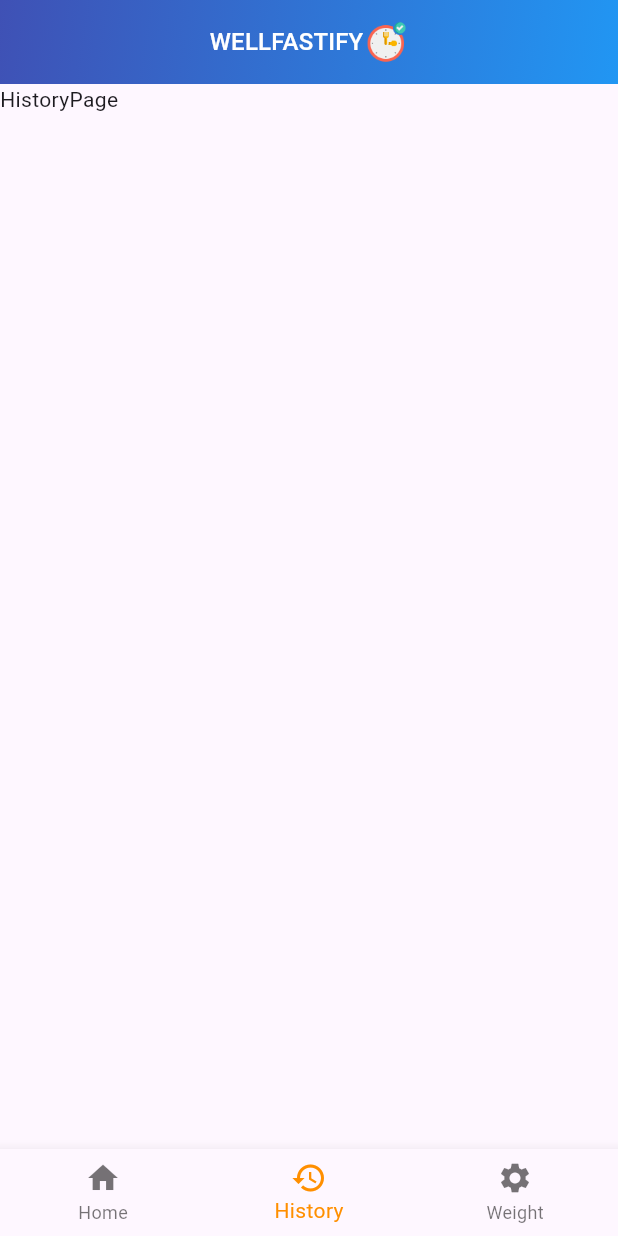
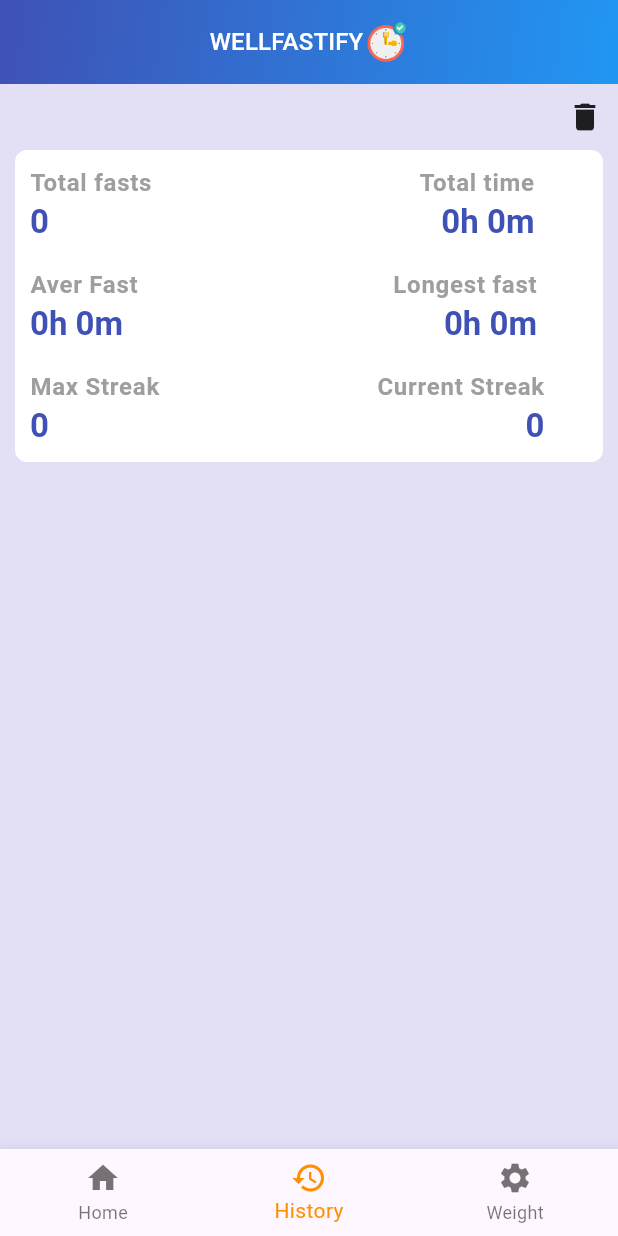
Before and after one commit to inaudy/wellfastify, a Flutter app: the screen it shows after launch, item 2 of the bottom bar chosen, on a phone screen of 412 x 824 dp. Run offline on Flutter 3.47's test engine with Material 3 defaults, Android fonts, the light colour scheme and no system bars; our stand-ins replace flutter_bloc, go_router, google_fonts, sqflite; accounts and stored records are empty.

Commit message:
history sqlite added

```diff
--- a/lib/blocs/clock/clock_event.dart
+++ b/lib/blocs/clock/clock_event.dart
@@ -27,7 +27,6 @@
 class StartedClock extends ClockEvent {
   final int duration;
   final int elapsed;
-
   const StartedClock(this.duration, {required this.elapsed});
 }
 
--- a/lib/blocs/crud/crud_bloc.dart
+++ b/lib/blocs/crud/crud_bloc.dart
@@ -1,10 +1,75 @@
-import 'package:flutter/material.dart';
+import 'dart:async';
 import 'package:flutter_bloc/flutter_bloc.dart';
+import 'package:wellfastify/models/fasting_model.dart';
+import 'package:wellfastify/services/db_service.dart';
 part 'crud_event.dart';
 part 'crud_state.dart';
 
 class CrudBloc extends Bloc<CrudEvent, CrudState> {
-  CrudBloc() : super(CrudInitial()) {
-    on<CrudEvent>((event, emit) {});
+  final DBService dbService;
+
+  CrudBloc({required this.dbService}) : super(CrudInitial()) {
+    on<CreateFasting>(_onCreateFasting);
+    on<UpdateFasting>(_onUpdateFasting);
+    on<DeleteFasting>(_onDeleteFasting);
+    on<DeleteAll>(_onDeleteAll);
+    on<LoadFastingData>(_onLoadFastingData);
+  }
+
+  void _onCreateFasting(CreateFasting event, Emitter<CrudState> emit) async {
+    emit(CrudLoading());
+    try {
+      await dbService.insertFasting(event.fasting);
+      emit(CrudOperationSuccess());
+    } catch (e) {
+      emit(CrudError('Failed to create fasting entry'));
+    }
+  }
+
+  void _onUpdateFasting(UpdateFasting event, Emitter<CrudState> emit) async {
+    emit(CrudLoading());
+    try {
+      await dbService.deleteFasting(event.id); // Delete old entry
+      await dbService
+          .insertFasting(event.updatedFasting); // Insert updated entry
+      emit(CrudOperationSuccess());
+    } catch (e) {
+      emit(CrudError('Failed to update fasting entry'));
+    }
+  }
+
+  void _onDeleteFasting(DeleteFasting event, Emitter<CrudState> emit) async {
+    emit(CrudLoading());
+    try {
+      await dbService.deleteFasting(event.id);
+      emit(CrudOperationSuccess());
+    } catch (e) {
+      emit(CrudError('Failed to delete fasting entry'));
+    }
+  }
+
+  void _onDeleteAll(DeleteAll event, Emitter<CrudState> emit) async {
+    try {
+      await dbService.deleteAllFastings();
+      emit(CrudOperationSuccess());
+    } catch (e) {
+      emit(CrudError('Failed to delete all datta'));
+    }
+  }
+
+  FutureOr<void> _onLoadFastingData(event, Emitter<CrudState> emit) async {
+    emit(CrudLoading());
+    try {
+      final totalFasts = await dbService.getTotalFasts();
+      final totalFastingTime = await dbService.getTotalFastingTime();
+      final averageFast = await dbService.getAverageFast();
+      final longestFastTime = await dbService.getLongestFast();
+      final maxStreak = await dbService.getMaxStreak();
+      final currentStreak = await dbService.getCurrentStreak();
+      emit(CrudLoaded(totalFasts, totalFastingTime, averageFast,
+          longestFastTime, maxStreak, currentStreak));
+    } catch (e) {
+      emit(CrudError('error loading data $e'));
+    }
   }
 }
--- a/lib/blocs/crud/crud_event.dart
+++ b/lib/blocs/crud/crud_event.dart
@@ -1,4 +1,26 @@
+// crud_event.dart
 part of 'crud_bloc.dart';
 
-@immutable
-sealed class CrudEvent {}
+abstract class CrudEvent {}
+
+class CreateFasting extends CrudEvent {
+  final Fasting fasting;
+  CreateFasting(this.fasting);
+}
+
+class UpdateFasting extends CrudEvent {
+  final int id;
+  final Fasting updatedFasting;
+  UpdateFasting(this.id, this.updatedFasting);
+}
+
+class DeleteFasting extends CrudEvent {
+  final int id;
+  DeleteFasting(this.id);
+}
+
+class DeleteAll extends CrudEvent {
+  DeleteAll();
+}
+
+class LoadFastingData extends CrudEvent {}
--- a/lib/blocs/crud/crud_state.dart
+++ b/lib/blocs/crud/crud_state.dart
@@ -1,6 +1,26 @@
+// crud_state.dart
 part of 'crud_bloc.dart';
 
-@immutable
-sealed class CrudState {}
+abstract class CrudState {}
 
-final class CrudInitial extends CrudState {}
+class CrudInitial extends CrudState {}
+
+class CrudLoading extends CrudState {}
+
+class CrudLoaded extends CrudState {
+  final int totalFasts;
+  final int totalFastingTime;
+  final int averageFast;
+  final int longestFastTime;
+  final int maxStreak;
+  final int currentStreak;
+  CrudLoaded(this.totalFasts, this.totalFastingTime, this.averageFast,
+      this.longestFastTime, this.maxStreak, this.currentStreak);
+}
+
+class CrudOperationSuccess extends CrudState {}
+
+class CrudError extends CrudState {
+  final String message;
+  CrudError(this.message);
+}
--- a/lib/main.dart
+++ b/lib/main.dart
@@ -1,4 +1,5 @@
 import 'package:wellfastify/blocs/clock/clock_bloc.dart';
+import 'package:wellfastify/blocs/crud/crud_bloc.dart';
 import 'package:wellfastify/blocs/navigation/bottom_nav_cubit.dart';
 import 'package:wellfastify/models/ticker.dart';
 import 'package:flutter/material.dart';
@@ -19,11 +20,13 @@
     return MultiBlocProvider(
       providers: [
         BlocProvider(
-          create: (_) =>
-              ClockBloc(ticker: const Ticker(), dbService: DBService()),
+          create: (_) => ClockBloc(ticker: Ticker(), dbService: DBService()),
         ),
         BlocProvider(
           create: (_) => BottomNavCubit(),
+        ),
+        BlocProvider(
+          create: (_) => CrudBloc(dbService: DBService()),
         ),
       ],
       child: MaterialApp.router(
--- a/lib/models/fasting_model.dart
+++ b/lib/models/fasting_model.dart
@@ -1,23 +1,33 @@
 class Fasting {
   int? id;
   DateTime startTime;
+  DateTime endTime;
   int fastingHours;
+  DateTime date;
 
-  Fasting({this.id, required this.startTime, required this.fastingHours});
+  Fasting(
+      {this.id,
+      required this.startTime,
+      required this.endTime,
+      required this.fastingHours,
+      required this.date});
 
   Map<String, dynamic> toMap() {
     return {
       'id': id,
       'startTime': startTime.toIso8601String(),
+      'endTime': endTime.toIso8601String(),
       'fastingHours': fastingHours,
+      'date': date.toIso8601String()
     };
   }
 
   factory Fasting.fromMap(Map<String, dynamic> map) {
     return Fasting(
-      id: map['id'],
-      startTime: DateTime.parse(map['startTime']),
-      fastingHours: map['fastingHours'],
-    );
+        id: map['id'],
+        startTime: DateTime.parse(map['startTime']),
+        endTime: DateTime.parse(map['endTime']),
+        fastingHours: map['fastingHours'],
+        date: DateTime.parse(map['date']));
   }
 }
--- a/lib/presentation/pages/history.dart
+++ b/lib/presentation/pages/history.dart
@@ -1,10 +1,168 @@
 import 'package:flutter/material.dart';
+import 'package:flutter_bloc/flutter_bloc.dart';
+import 'package:wellfastify/blocs/crud/crud_bloc.dart';
 
 class HistoryPage extends StatelessWidget {
   const HistoryPage({super.key});
 
   @override
   Widget build(BuildContext context) {
-    return const Text('HistoryPage');
+    int totalFasts;
+    int totalFastingTime;
+    int averageFast;
+    int longestFastTime;
+    int maxStreak;
+    int currentStreak;
+    context.read<CrudBloc>().add(LoadFastingData());
+
+    return Container(
+      color: const Color.fromARGB(36, 63, 81, 181),
+      child: BlocBuilder<CrudBloc, CrudState>(
+        builder: (context, state) {
+          if (state is CrudLoading) {
+            return const Center(child: CircularProgressIndicator());
+          }
+          if (state is CrudError) {
+            return Center(child: Text('Failed to load data: ${state.message}'));
+          }
+          // Once data is loaded, calculate and display it
+          if (state is CrudLoaded) {
+            totalFasts = state.totalFasts;
+            totalFastingTime = state.totalFastingTime;
+            averageFast = state.averageFast;
+            longestFastTime = state.longestFastTime;
+            maxStreak = state.maxStreak;
+            currentStreak = state.currentStreak;
+            return _buildStatistics(
+              context,
+              totalFasts,
+              totalFastingTime,
+              averageFast,
+              longestFastTime,
+              maxStreak,
+              currentStreak,
+            );
+          }
+
+          // Default to an empty container if no relevant state is detected
+          return Container();
+        },
+      ),
+    );
+  }
+
+  Widget _buildStatistics(
+    BuildContext context,
+    int totalFasts,
+    int totalFastingTime,
+    int averageFast,
+    int longestFastTime,
+    int maxStreak,
+    int currentStreak,
+  ) {
+    return Column(
+      children: [
+        Padding(
+          padding: const EdgeInsets.only(top: 10, right: 10),
+          child: Row(
+            mainAxisAlignment: MainAxisAlignment.end,
+            children: [
+              InkWell(
+                onTap: () {
+                  context.read<CrudBloc>().add(DeleteAll());
+                  context.read<CrudBloc>().add(LoadFastingData());
+                },
+                child: const Icon(Icons.delete),
+              ),
+            ],
+          ),
+        ),
+        Column(
+          children: [
+            Container(
+              margin: const EdgeInsets.all(10),
+              decoration: const BoxDecoration(
+                color: Colors.white,
+                borderRadius: BorderRadius.all(Radius.circular(8)),
+              ),
+              child: Padding(
+                padding: const EdgeInsets.all(10.0),
+                child: Column(
+                  children: [
+                    _buildStatRow(
+                        context,
+                        'Total fasts',
+                        '$totalFasts',
+                        'Total time',
+                        '${(totalFastingTime ~/ 3600)}h ${(totalFastingTime % 3600) ~/ 60}m'),
+                    const SizedBox(height: 16),
+                    _buildStatRow(
+                        context,
+                        'Aver Fast',
+                        '${averageFast ~/ 3600}h ${(averageFast % 3600) ~/ 60}m',
+                        'Longest fast',
+                        '${longestFastTime ~/ 3600}h ${(longestFastTime % 3600) ~/ 60}m'),
+                    const SizedBox(height: 16),
+                    _buildStatRow(context, 'Max Streak', '$maxStreak',
+                        'Current Streak', '$currentStreak'),
+                  ],
+                ),
+              ),
+            ),
+          ],
+        ),
+      ],
+    );
+  }
+
+  Widget _buildStatRow(BuildContext context, String label1, String value1,
+      String label2, String value2) {
+    return Row(
+      mainAxisAlignment: MainAxisAlignment.spaceBetween,
+      children: [
+        Column(
+          crossAxisAlignment: CrossAxisAlignment.start,
+          children: [
+            Text(
+              label1,
+              style: Theme.of(context)
+                  .textTheme
+                  .bodyLarge!
+                  .copyWith(color: Colors.grey, fontWeight: FontWeight.bold),
+            ),
+            Text(
+              value1,
+              style: Theme.of(context)
+                  .textTheme
+                  .titleLarge!
+                  .copyWith(fontWeight: FontWeight.bold, color: Colors.indigo),
+            ),
+          ],
+        ),
+        const Spacer(
+          flex: 5,
+        ),
+        Column(
+          crossAxisAlignment: CrossAxisAlignment.end,
+          children: [
+            Text(
+              label2,
+              style: Theme.of(context)
+                  .textTheme
+                  .bodyLarge!
+                  .copyWith(color: Colors.grey, fontWeight: FontWeight.bold),
+            ),
+            Text(
+              value2,
+              style: Theme.of(context)
+                  .textTheme
+                  .titleLarge!
+                  .copyWith(fontWeight: FontWeight.bold, color: Colors.indigo),
+            ),
+          ],
+        ),
+        const Spacer(),
+      ],
+    );
   }
 }
--- a/lib/presentation/pages/home.dart
+++ b/lib/presentation/pages/home.dart
@@ -1,7 +1,7 @@
 import 'package:wellfastify/blocs/clock/clock_bloc.dart';
 import 'package:wellfastify/presentation/theme_constants.dart';
 import 'package:wellfastify/presentation/widgets/circular_timer.dart';
-import 'package:wellfastify/presentation/widgets/start_button.dart';
+import 'package:wellfastify/presentation/widgets/button.dart';
 import 'package:flutter/material.dart';
 import 'package:flutter_bloc/flutter_bloc.dart';
 import 'package:intl/intl.dart';
@@ -18,12 +18,12 @@
   @override
   Widget build(BuildContext context) {
     int elapsed = context.select((ClockBloc bloc) => bloc.state.elapsed);
+    int duration = context.select((ClockBloc bloc) => bloc.state.duration);
     DateTime startTime;
     DateTime endTime;
     if (elapsed > 0) {
       startTime = DateTime.now().subtract(Duration(seconds: elapsed));
-      endTime = startTime.add(Duration(
-          seconds: context.select((ClockBloc bloc) => bloc.state.duration)));
+      endTime = startTime.add(Duration(seconds: duration));
     } else {
       startTime = DateTime.now();
       endTime = startTime.add(Duration(
--- a/lib/presentation/widgets/fasting_options.dart
+++ b/lib/presentation/widgets/fasting_options.dart
@@ -26,10 +26,6 @@
           return InkWell(
             onTap: () {
               final int planInSeconds = Duration(hours: plan).inSeconds;
-
-              //context.read<ClockBloc>().add(SetClock(plan, 0));
-              // aqui agregar para cambiar la duracion
-
               if (state.elapsed > 0) {
                 context.read<ClockBloc>().add(
                       ChangeDuration(planInSeconds, state.elapsed),
```
Also changed, not shown: lib/blocs/clock/clock_bloc.dart (+1 -7 lines), lib/models/ticker.dart (+2 -7 lines), lib/presentation/widgets/button.dart (added, +84 -0 lines), lib/presentation/widgets/circular_timer.dart (+4 -10 lines), lib/presentation/widgets/start_button.dart (+10 -5 lines), lib/services/db_service.dart (+115 -3 lines).
